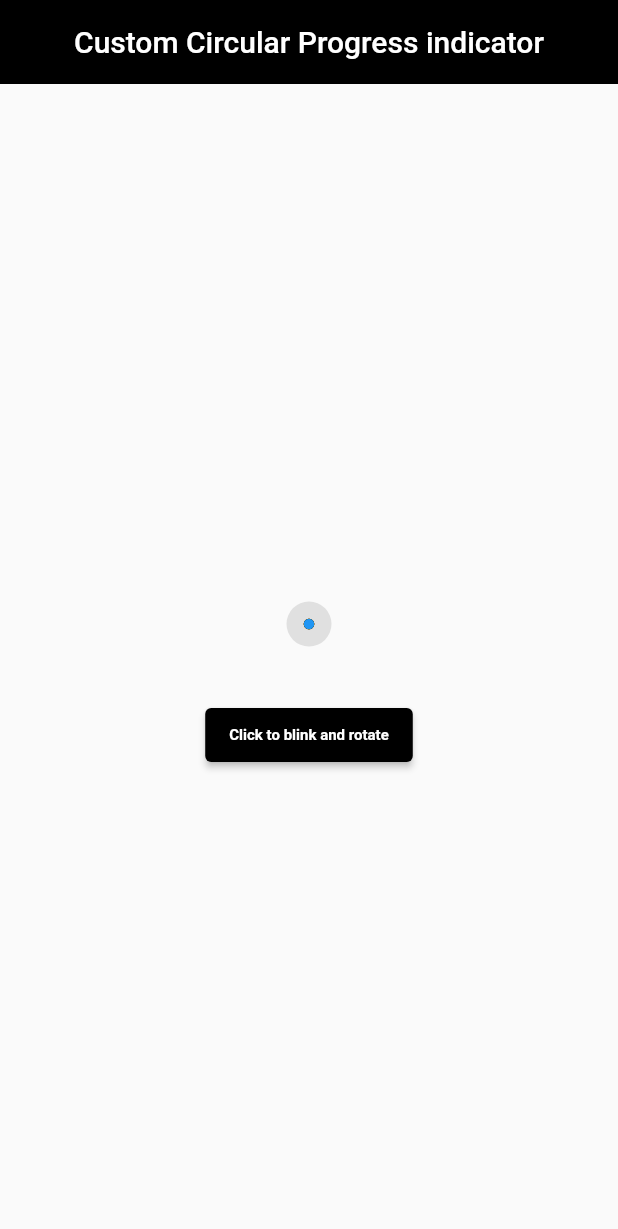
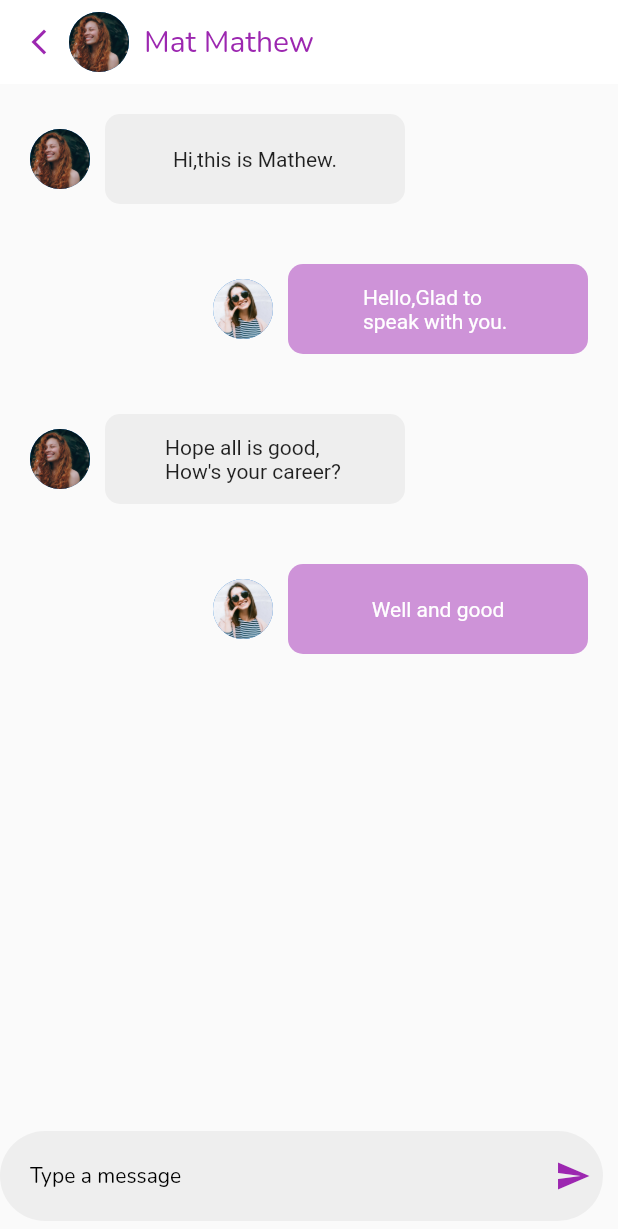
Before and after one commit to naveeramesh/flutter_ui, a Flutter app: the screen it shows after launch, on a phone screen of 412 x 824 dp. Shown: the top 1229 px of the screen. Run offline on Flutter 3.47's test engine with Material 2 defaults, Android fonts, the phone set to English and light mode, and no system bars; our stand-ins replace avatar_glow, flutter_advanced_drawer, flutter_tindercard, google_fonts, marquee, video_player; Roboto replaces fonts that are missing (Ubuntu).

Commit message:
fix:Complete Details Chat

```diff
--- a/lib/chat/UserChat.dart
+++ b/lib/chat/UserChat.dart
@@ -1,5 +1,5 @@
 import 'package:flutter/material.dart';
-import 'package:flutter_ui/chat/deatils.dart';
+import 'package:flutter_ui/chat/details.dart';
 import 'package:flutter_ui/chat/userdata_chat.dart';
 import 'package:google_fonts/google_fonts.dart';
 
--- /dev/null
+++ b/lib/chat/detail_chat.dart
@@ -0,0 +1,213 @@
+import 'package:flutter/material.dart';
+import 'package:flutter_ui/chat/userinfo.dart';
+import 'package:google_fonts/google_fonts.dart';
+
+class DetailChat extends StatefulWidget {
+  final User chat;
+  const DetailChat({Key key, this.chat}) : super(key: key);
+
+  @override
+  _DetailChatState createState() => _DetailChatState();
+}
+
+class _DetailChatState extends State<DetailChat> {
+  @override
+  Widget build(BuildContext context) {
+    return Scaffold(
+      appBar: AppBar(
+        elevation: 0,
+        backgroundColor: Colors.white,
+        title: Row(
+          children: [
+            Icon(
+              Icons.arrow_back_ios_new_outlined,
+              color: Colors.purple,
+              size: 20,
+            ),
+            SizedBox(
+              width: 10,
+            ),
+            CircleAvatar(
+              radius: 20,
+              backgroundImage: AssetImage("assets/images/model1.jpeg"),
+            ),
+            SizedBox(
+              width: 10,
+            ),
+            Text(
+              "Mat Mathew",
+              style: GoogleFonts.nunito(
+                  color: Colors.purple, fontWeight: FontWeight.normal),
+            ),
+          ],
+        ),
+      ),
+      body: Container(
+        height: MediaQuery.of(context).size.height,
+        child: Column(
+          children: [
+            Container(
+              child: Padding(
+                padding: const EdgeInsets.all(20.0),
+                child: Row(
+                  children: [
+                    CircleAvatar(
+                      radius: 20,
+                      backgroundImage: AssetImage("assets/images/model1.jpeg"),
+                    ),
+                    SizedBox(
+                      width: 10,
+                    ),
+                    Container(
+                      height: 60,
+                      width: 200,
+                      decoration: BoxDecoration(
+                          borderRadius: BorderRadius.circular(10),
+                          color: Colors.grey[200]),
+                      child: Center(
+                        child: Text(
+                          "Hi,this is Mathew.",
+                          style: GoogleFonts.ubuntu(),
+                        ),
+                      ),
+                    )
+                  ],
+                ),
+              ),
+            ),
+            Container(
+              child: Padding(
+                padding: const EdgeInsets.all(20.0),
+                child: Row(
+                  mainAxisAlignment: MainAxisAlignment.end,
+                  children: [
+                    CircleAvatar(
+                      radius: 20,
+                      backgroundImage: AssetImage("assets/images/model2.jpeg"),
+                    ),
+                    SizedBox(
+                      width: 10,
+                    ),
+                    Container(
+                      height: 60,
+                      width: 200,
+                      decoration: BoxDecoration(
+                          borderRadius: BorderRadius.circular(10),
+                          color: Colors.purple[200]),
+                      child: Center(
+                        child: Container(
+                          constraints: BoxConstraints(maxWidth: 100),
+                          child: Text(
+                            "Hello,Glad to speak with you.",
+                            style: GoogleFonts.ubuntu(color: Colors.white),
+                          ),
+                        ),
+                      ),
+                    )
+                  ],
+                ),
+              ),
+            ),
+            Container(
+              child: Padding(
+                padding: const EdgeInsets.all(20.0),
+                child: Row(
+                  children: [
+                    CircleAvatar(
+                      radius: 20,
+                      backgroundImage: AssetImage("assets/images/model1.jpeg"),
+                    ),
+                    SizedBox(
+                      width: 10,
+                    ),
+                    Container(
+                      height: 60,
+                      width: 200,
+                      decoration: BoxDecoration(
+                          borderRadius: BorderRadius.circular(10),
+                          color: Colors.grey[200]),
+                      child: Center(
+                        child: Container(
+                          constraints: BoxConstraints(maxWidth: 120),
+                          child: Text(
+                            "Hope all is good, How's your career?",
+                            style: GoogleFonts.ubuntu(),
+                          ),
+                        ),
+                      ),
+                    ),
+                  ],
+                ),
+              ),
+            ),
+            Container(
+              child: Padding(
+                padding: const EdgeInsets.all(20.0),
+                child: Row(
+                  mainAxisAlignment: MainAxisAlignment.end,
+                  children: [
+                    CircleAvatar(
+                      radius: 20,
+                      backgroundImage: AssetImage("assets/images/model2.jpeg"),
+                    ),
+                    SizedBox(
+                      width: 10,
+                    ),
+                    Container(
+                      height: 60,
+                      width: 200,
+                      decoration: BoxDecoration(
+                          borderRadius: BorderRadius.circular(10),
+                          color: Colors.purple[200]),
+                      child: Center(
+                        child: Container(
+                          constraints: BoxConstraints(maxWidth: 100),
+                          child: Text(
+                            "Well and good",
+                            style: GoogleFonts.ubuntu(color: Colors.white),
+                          ),
+                        ),
+                      ),
+                    )
+                  ],
+                ),
+              ),
+            ),
+            Spacer(),
+            Padding(
+              padding: const EdgeInsets.only(left: 0.0, bottom: 10, right: 10),
+              child: Container(
+                height: 60,
+                width: double.infinity,
+                decoration: BoxDecoration(
+                    color: Colors.grey[200],
+                    borderRadius: BorderRadius.circular(40)),
+                child: Center(
+                  child: Row(
+                    children: [
+                      SizedBox(
+                        width: 20,
+                      ),
+                      Text(
+                        "Type a message",
+                        style: GoogleFonts.nunito(color: Colors.black),
+                      ),
+                      Spacer(),
+                      Padding(
+                        padding: const EdgeInsets.all(8.0),
+                        child: Icon(
+                          Icons.send,
+                          color: Colors.purple,
+                        ),
+                      )
+                    ],
+                  ),
+                ),
+              ),
+            )
+          ],
+        ),
+      ),
+    );
+  }
+}
--- a/lib/main.dart
+++ b/lib/main.dart
@@ -1,9 +1,6 @@
 import 'package:flutter/material.dart';
 import 'package:flutter_ui/Cart/list_view.dart';
-
-import 'package:flutter_ui/Theme/home.dart';
-import 'package:flutter_ui/loader/circularprogress_custom.dart';
-
+import 'package:flutter_ui/chat/detail_chat.dart';
 void main() {
   runApp(const MyApp());
 }
@@ -21,6 +18,6 @@ class MyApp extends StatelessWidget {
         theme: ThemeData(
           primarySwatch: Colors.blue,
         ),
-        home: const CustomCircluarProgress());
+        home:  DetailChat());
   }
 }
--- a/pubspec.yaml
+++ b/pubspec.yaml
@@ -15,6 +15,7 @@ dependencies:
   google_fonts: ^2.1.0
   marquee: ^2.2.0
   video_player: ^2.2.7
+  shimmer: ^2.0.0
 
 dev_dependencies:
   flutter_lints: ^1.0.0
```
Also changed, not shown: lib/chat/details.dart (renamed from lib/chat/deatils.dart), pubspec.lock.
